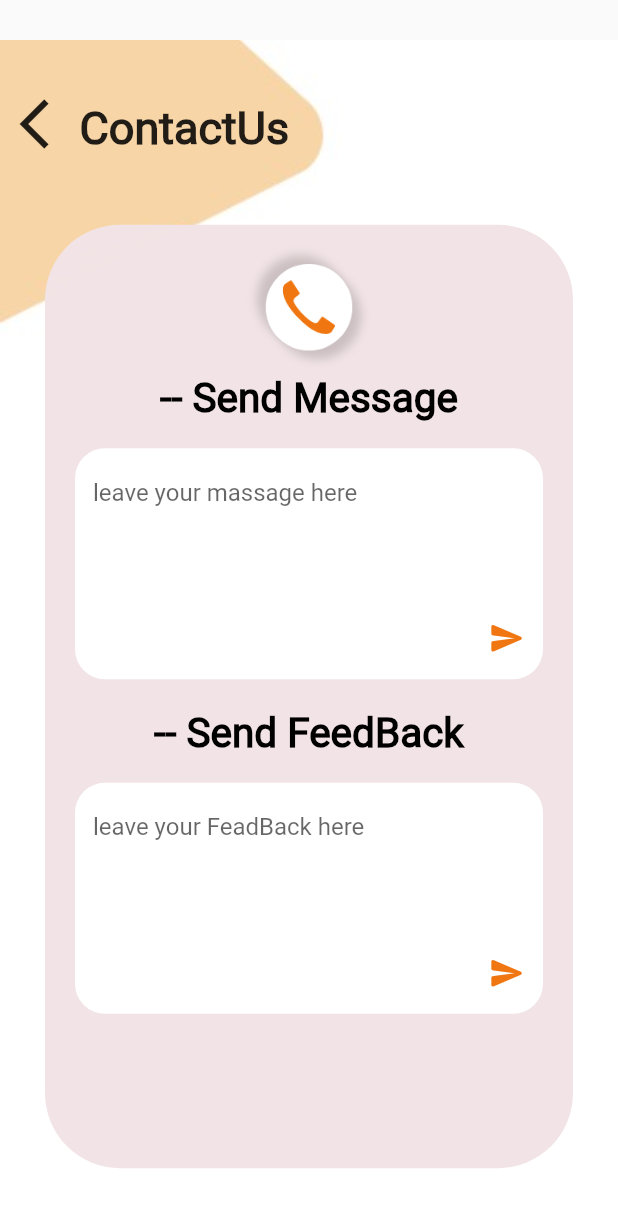
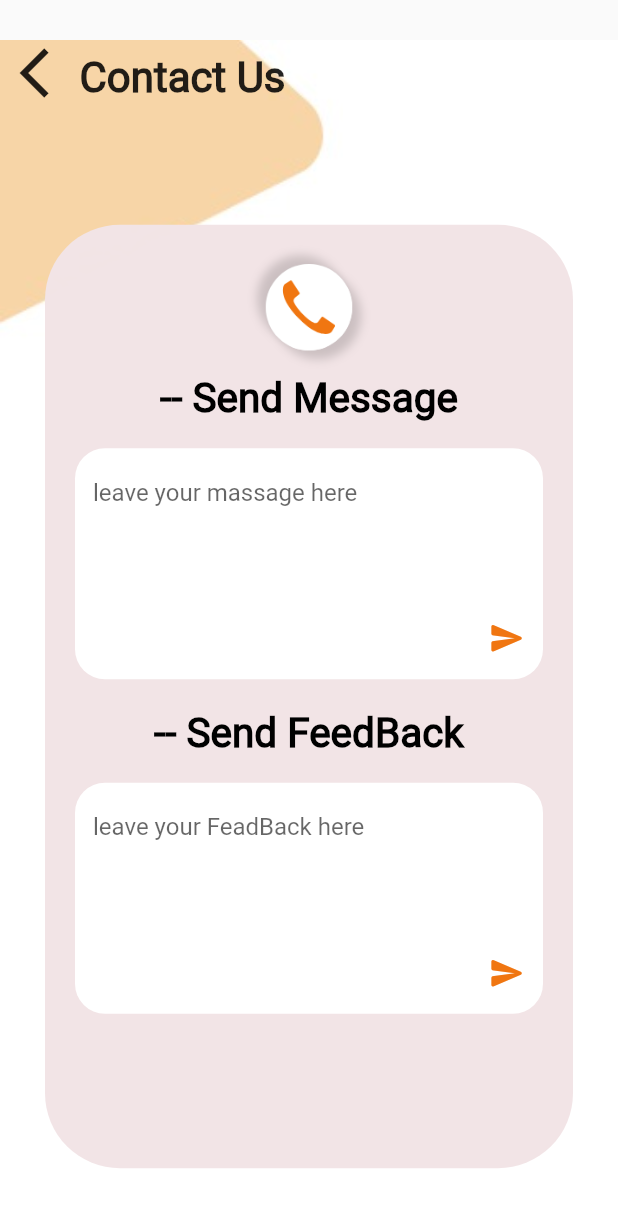
Before and after one commit to AbdallahBadawy/egypt_rails, a Flutter app: the screen it shows after launch, in the side drawer, after a tap on "Contact Us", on a phone screen of 412 x 824 dp. Shown: the top 1207 px of the screen. Run offline on Flutter 3.47's test engine with Material 2 defaults, Android fonts, the phone set to English and light mode, and no system bars; our stand-ins replace share; missing offline and left inert: dart:ffi.

Commit message:
مسا يا تاكس

```diff
--- a/lib/Bottom_BarScreens/Enertainment/Entertainment.dart
+++ b/lib/Bottom_BarScreens/Enertainment/Entertainment.dart
@@ -18,7 +18,7 @@ class _EntertainmentScreenState extends State<EntertainmentScreen> {
         children: [
           background(context),
           notificationsButton(context),
-          screenName(context, 'Entertainment'),
+          screenName(context: context, text: 'Entertainment', onPressed: () {}),
           entertainment(context),
         ],
       ),
--- a/lib/Bottom_BarScreens/HomeScreen/home_Widgets.dart
+++ b/lib/Bottom_BarScreens/HomeScreen/home_Widgets.dart
@@ -116,7 +116,7 @@ Widget trainLines(
             SizedBox(height: 15),
             textFormField(context, 'From'),
             SizedBox(height: 10),
-            textFormField(context, 'To     '),
+            textFormField(context, '   To  '),
             SizedBox(height: 10),
             Container(
               width: 120,
--- a/lib/Bottom_BarScreens/MyTrips/My_Trips.dart
+++ b/lib/Bottom_BarScreens/MyTrips/My_Trips.dart
@@ -18,7 +18,7 @@ class _MyTripsScreenState extends State<MyTripsScreen> {
             Positioned(
                 top: MediaQuery.of(context).size.height / 31,
                 child: background(context)),
-             screenName(context, 'My Trips'),
+            screenName(context: context, text: 'My Trips', onPressed: () {}),
             Positioned(
               top: MediaQuery.of(context).size.height / 5.5,
               left: 30,
--- a/lib/Bottom_BarScreens/Weather/Weather.dart
+++ b/lib/Bottom_BarScreens/Weather/Weather.dart
@@ -20,7 +20,7 @@ class _MyWeatherScreenState extends State<MyWeatherScreen> {
             top: MediaQuery.of(context).size.height / 31,
             child: background(context),
           ),
-          screenName(context, 'Weather'),
+          screenName(context: context, text: 'Weather', onPressed: () {}),
           Positioned(
             top: MediaQuery.of(context).size.height / 5.5,
             left: 30,
--- a/lib/Drawer/Screen_Name.dart
+++ b/lib/Drawer/Screen_Name.dart
@@ -1,8 +1,8 @@
 import 'package:flutter/material.dart';
 
-Widget screenName(BuildContext context, String text) {
+Widget screenName({BuildContext context, String text, Function onPressed}) {
   return Positioned(
-    top: MediaQuery.of(context).size.height / 15,
+    top: MediaQuery.of(context).size.height / 40,
     left: 5,
     child: Row(
       crossAxisAlignment: CrossAxisAlignment.end,
@@ -12,11 +12,8 @@ Widget screenName(BuildContext context, String text) {
               Icons.arrow_back_ios,
               size: 40,
             ),
-            onPressed: () {
-              Navigator.pop(context);
-            }),
-        Text(text,
-            style: TextStyle(fontSize: 30, fontWeight: FontWeight.bold)),
+            onPressed: onPressed),
+        Text(text, style: TextStyle(fontSize: 28, fontWeight: FontWeight.bold)),
       ],
     ),
   );
--- a/lib/Drawer/contact us/contactus.dart
+++ b/lib/Drawer/contact us/contactus.dart
@@ -19,7 +19,12 @@ class _ContactUsState extends State<ContactUs> {
             top: MediaQuery.of(context).size.height / 31,
             child: background(context),
           ),
-          screenName(context, 'ContactUs'),
+          screenName(
+              context: context,
+              text: 'Contact Us',
+              onPressed: () {
+                Navigator.pop(context);
+              }),
           Positioned(
             top: MediaQuery.of(context).size.height / 5.5,
             left: 30,
--- a/lib/NotificationsButton.dart
+++ b/lib/NotificationsButton.dart
@@ -3,8 +3,8 @@ import 'package:flutter/material.dart';
 
 Widget notificationsButton(BuildContext context) {
   return Positioned(
-    top: MediaQuery.of(context).size.height / 31,
-    right: 25,
+    top: 5,
+    right: 15,
     child: IconButton(
         icon: Icon(
           Icons.notifications,
```
Also changed, not shown: lib/Bottom_BarScreens/Enertainment/Entertainment_Widgets.dart (+61 -3 lines), lib/Drawer/About Us/About_Us.dart (+6 -2 lines), lib/main.dart (+1 -12 lines), lib/Background.dart (line endings or trailing spaces).
